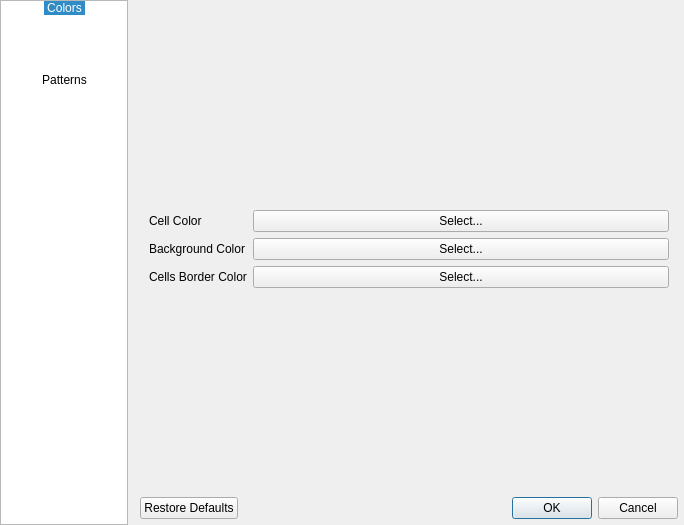
Above: configdialog.ui from darthtenebrus/kglife before the change. Below: the same form after it.
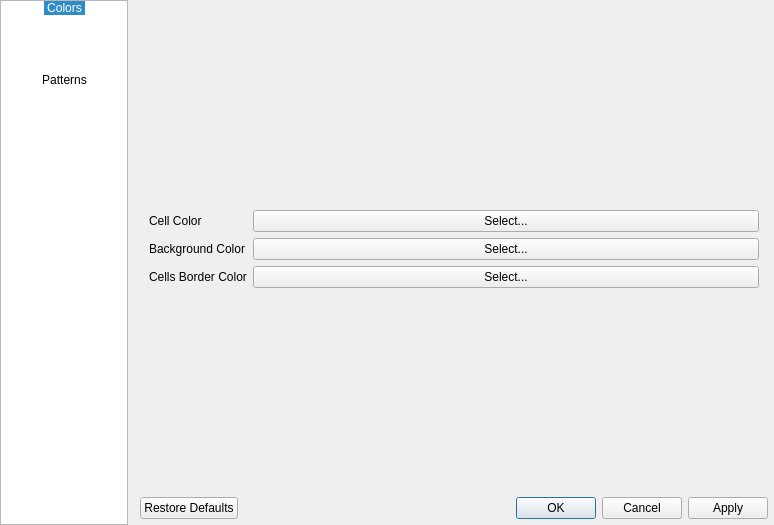
That is the form after the change. Icons and pictures are not drawn.

Commit message: advanced color dialog + interface enhancement + translation

Patch:
```diff
--- a/configdialog.ui
+++ b/configdialog.ui
@@ -6,7 +6,7 @@
    <rect>
     <x>0</x>
     <y>0</y>
-    <width>684</width>
+    <width>774</width>
     <height>525</height>
    </rect>
   </property>
@@ -362,8 +362,11 @@
      </item>
      <item>
       <widget class="QDialogButtonBox" name="buttonBox">
+       <property name="enabled">
+        <bool>true</bool>
+       </property>
        <property name="standardButtons">
-        <set>QDialogButtonBox::Cancel|QDialogButtonBox::Ok|QDialogButtonBox::RestoreDefaults</set>
+        <set>QDialogButtonBox::Apply|QDialogButtonBox::Cancel|QDialogButtonBox::Ok|QDialogButtonBox::RestoreDefaults</set>
        </property>
       </widget>
      </item>
```
The commit also changes 17 other files.
